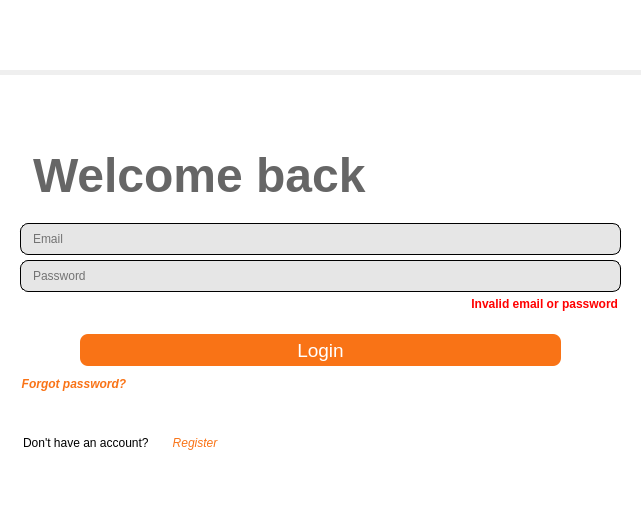
This is mainwindow.ui in Ph4sm4/FinelogApp as Qt 5 draws it before an edit. The edited form follows.
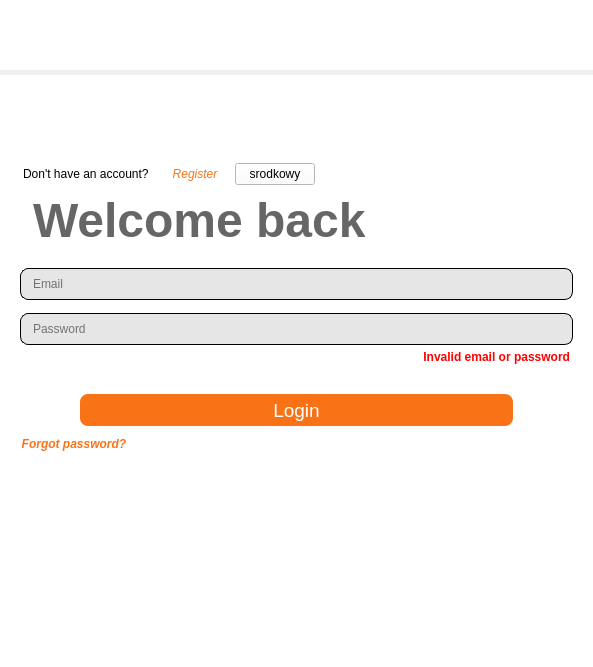
This is the edited form. Icons and pictures are not drawn.

```diff
--- a/mainwindow.ui
+++ b/mainwindow.ui
@@ -9,8 +9,8 @@
    <rect>
     <x>0</x>
     <y>0</y>
-    <width>641</width>
-    <height>515</height>
+    <width>593</width>
+    <height>667</height>
    </rect>
   </property>
   <property name="font">
@@ -147,6 +147,79 @@
             </property>
            </spacer>
           </item>
+          <item>
+           <layout class="QHBoxLayout" name="horizontalLayout_2">
+            <item>
+             <widget class="QLabel" name="label">
+              <property name="font">
+               <font>
+                <italic>false</italic>
+               </font>
+              </property>
+              <property name="styleSheet">
+               <string notr="true">QLabel {
+margin-left: 20px;
+color: black;
+background: transparent;
+}</string>
+              </property>
+              <property name="text">
+               <string>Don't have an account? </string>
+              </property>
+             </widget>
+            </item>
+            <item>
+             <widget class="QPushButton" name="registerGoTo">
+              <property name="font">
+               <font>
+                <italic>true</italic>
+               </font>
+              </property>
+              <property name="styleSheet">
+               <string notr="true">QPushButton {
+height: 30px;
+color: rgb(249, 115, 22);
+}
+
+QPushButton:pressed,
+QPushButton:focus {
+outline: none;
+background: white;
+}</string>
+              </property>
+              <property name="text">
+               <string>Register</string>
+              </property>
+              <property name="flat">
+               <bool>true</bool>
+              </property>
+             </widget>
+            </item>
+            <item>
+             <widget class="QPushButton" name="pushButton_3">
+              <property name="text">
+               <string>srodkowy</string>
+              </property>
+             </widget>
+            </item>
+            <item>
+             <spacer name="horizontalSpacer">
+              <property name="orientation">
+               <enum>Qt::Horizontal</enum>
+              </property>
+              <property name="sizeType">
+               <enum>QSizePolicy::Expanding</enum>
+              </property>
+              <property name="sizeHint" stdset="0">
+               <size>
+                <width>60</width>
+                <height>20</height>
+               </size>
+              </property>
+             </spacer>
+            </item>
+           </layout>
+          </item>
           <item>
            <widget class="QLabel" name="welcomeLabel">
             <property name="font">
@@ -402,6 +475,9 @@
             <property name="orientation">
              <enum>Qt::Vertical</enum>
             </property>
+            <property name="sizeType">
+             <enum>QSizePolicy::Expanding</enum>
+            </property>
             <property name="sizeHint" stdset="0">
              <size>
               <width>20</width>
@@ -410,72 +486,6 @@
             </property>
            </spacer>
           </item>
-          <item>
-           <layout class="QHBoxLayout" name="horizontalLayout_2">
-            <item>
-             <widget class="QLabel" name="label">
-              <property name="font">
-               <font>
-                <italic>false</italic>
-               </font>
-              </property>
-              <property name="styleSheet">
-               <string notr="true">QLabel {
-margin-left: 20px;
-color: black;
-background: transparent;
-}</string>
-              </property>
-              <property name="text">
-               <string>Don't have an account? </string>
-              </property>
-             </widget>
-            </item>
-            <item>
-             <widget class="QPushButton" name="registerGoTo">
-              <property name="font">
-               <font>
-                <italic>true</italic>
-               </font>
-              </property>
-              <property name="styleSheet">
-               <string notr="true">QPushButton {
-height: 30px;
-color: rgb(249, 115, 22);
-}
-
-QPushButton:pressed,
-QPushButton:focus {
-outline: none;
-background: white;
-}</string>
-              </property>
-              <property name="text">
-               <string>Register</string>
-              </property>
-              <property name="flat">
-               <bool>true</bool>
-              </property>
-             </widget>
-            </item>
-            <item>
-             <spacer name="horizontalSpacer">
-              <property name="orientation">
-               <enum>Qt::Horizontal</enum>
-              </property>
-              <property name="sizeType">
-               <enum>QSizePolicy::Expanding</enum>
-              </property>
-              <property name="sizeHint" stdset="0">
-               <size>
-                <width>60</width>
-                <height>20</height>
-               </size>
-              </property>
-             </spacer>
-            </item>
-           </layout>
-          </item>
           <item>
            <spacer name="verticalSpacer_2">
             <property name="orientation">
```
